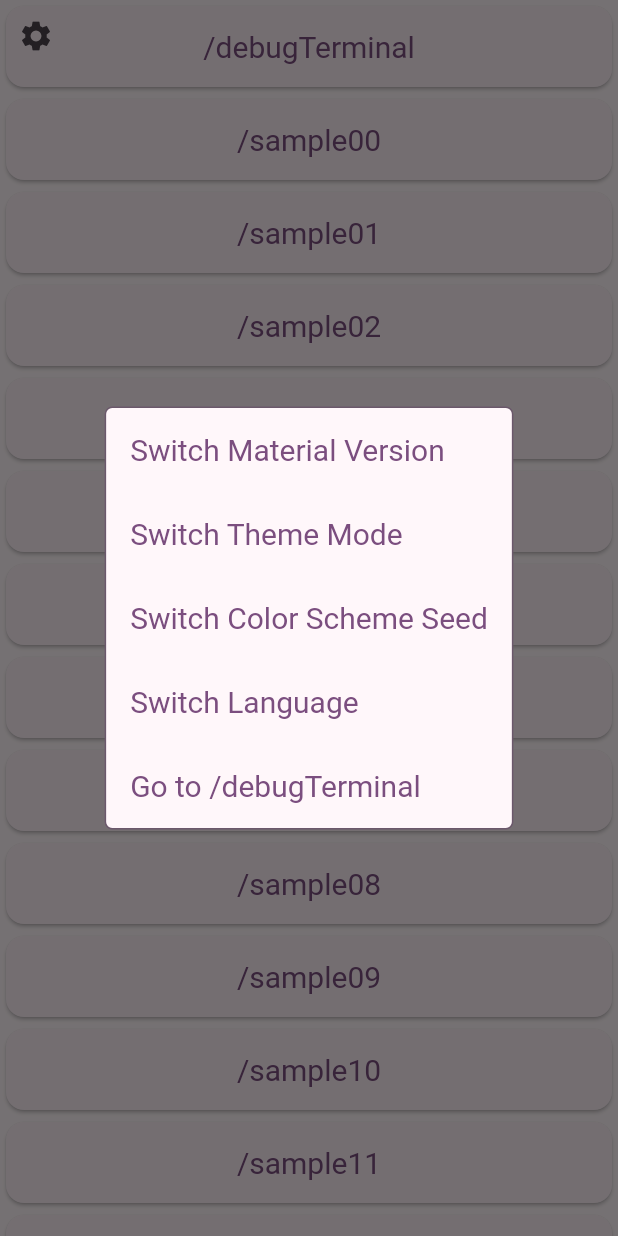
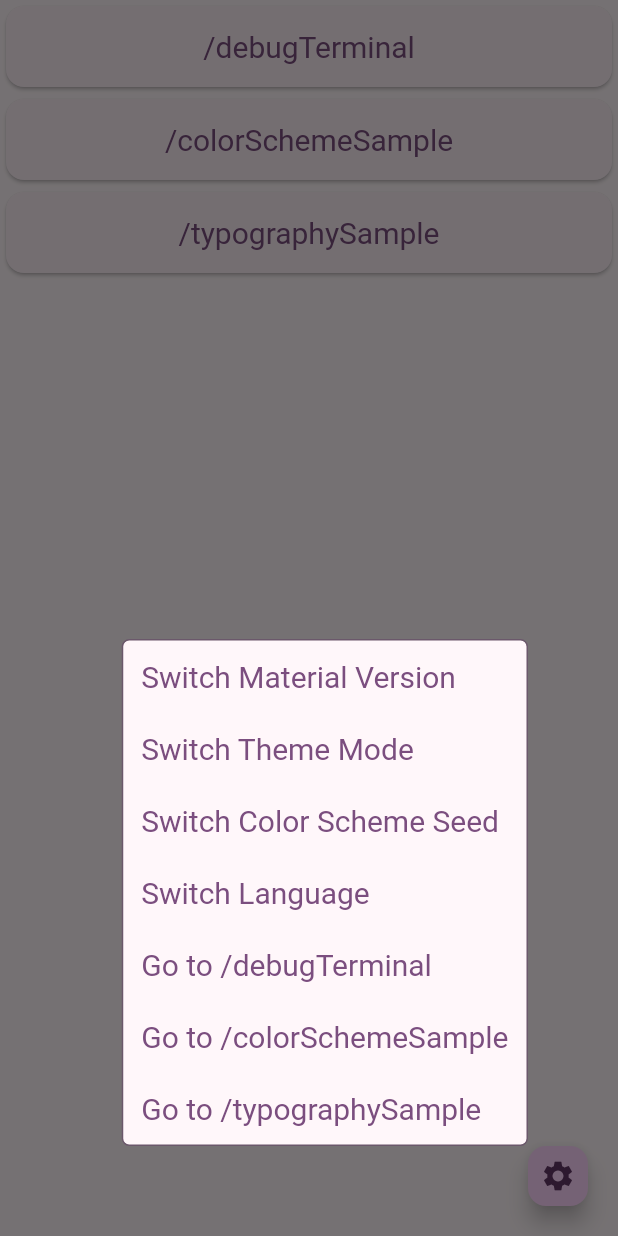
Before and after one commit to R-Usui/flutter-project-template, a Flutter app: the screen it shows after launch, after a tap on the "settings" icon, on a phone screen of 412 x 824 dp. Run offline on Flutter 3.47's test engine with Material 3 defaults, Android fonts, the phone set to English and light mode, and no system bars; our stand-ins replace go_router; Roboto replaces fonts that are missing (MPLUSRounded1c).

Commit message:
A: Typograpy & color sample

```diff
--- a/lib/main.dart
+++ b/lib/main.dart
@@ -9,6 +9,7 @@ import 'package:flutter_proj_template/localize/localized_string.dart';
 import 'package:flutter_proj_template/provider.dart';
 
 void main() {
+  // setupWindow();
   runApp(const MyApp());
 }
 
--- a/lib/route/pages.dart
+++ b/lib/route/pages.dart
@@ -3,53 +3,21 @@ import 'package:flutter/material.dart';
 import 'package:go_router/go_router.dart';
 
 import 'package:flutter_proj_template/ui/debug/terminal_page.dart';
+import 'package:flutter_proj_template/ui/debug/color_scheme_sample_page.dart';
+import 'package:flutter_proj_template/ui/debug/typography_sample_page.dart';
 
 class Pages {
   static final debugTerminal =
       _Page("/debugTerminal", const DebugTerminalPage());
-  static final sample00 = _Page("/sample00", const Placeholder());
-  static final sample01 = _Page("/sample01", const Placeholder());
-  static final sample02 = _Page("/sample02", const Placeholder());
-  static final sample03 = _Page("/sample03", const Placeholder());
-  static final sample04 = _Page("/sample04", const Placeholder());
-  static final sample05 = _Page("/sample05", const Placeholder());
-  static final sample06 = _Page("/sample06", const Placeholder());
-  static final sample07 = _Page("/sample07", const Placeholder());
-  static final sample08 = _Page("/sample08", const Placeholder());
-  static final sample09 = _Page("/sample09", const Placeholder());
-  static final sample10 = _Page("/sample10", const Placeholder());
-  static final sample11 = _Page("/sample11", const Placeholder());
-  static final sample12 = _Page("/sample12", const Placeholder());
-  static final sample13 = _Page("/sample13", const Placeholder());
-  static final sample14 = _Page("/sample14", const Placeholder());
-  static final sample15 = _Page("/sample15", const Placeholder());
-  static final sample16 = _Page("/sample16", const Placeholder());
-  static final sample17 = _Page("/sample17", const Placeholder());
-  static final sample18 = _Page("/sample18", const Placeholder());
-  static final sample19 = _Page("/sample19", const Placeholder());
+  static final colorSchemeSample =
+      _Page("/colorSchemeSample", const ColorSchemeSamplePage());
+  static final typographySample =
+      _Page("/typographySample", const TypographySamplePage());
 
   static final values = [
     debugTerminal,
-    sample00,
-    sample01,
-    sample02,
-    sample03,
-    sample04,
-    sample05,
-    sample06,
-    sample07,
-    sample08,
-    sample09,
-    sample10,
-    sample11,
-    sample12,
-    sample13,
-    sample14,
-    sample15,
-    sample16,
-    sample17,
-    sample18,
-    sample19,
+    colorSchemeSample,
+    typographySample,
   ];
 }
 
--- a/lib/route/route.dart
+++ b/lib/route/route.dart
@@ -12,21 +12,15 @@ final router = GoRouter(
     ShellRoute(
       builder: (context, state, child) {
         return Scaffold(
-            body: Stack(
-              children: [
-                child,
-                if (Config.showDebugWindow)
-                  const Align(
-                    alignment: Alignment.topLeft,
-                    child: DebugWindowOpenButton(),
-                  ),
-              ],
-            ),
+          floatingActionButton:
+              Config.showDebugWindow ? const DebugWindowOpenButton() : null,
+          body: child,
         );
       },
       routes: [
         for (var page in Pages.values)
           GoRoute(path: page.path, builder: page.builder),
-        ]),
+      ],
+    ),
   ],
 );
--- a/lib/theme/theme.dart
+++ b/lib/theme/theme.dart
@@ -1,5 +1,5 @@
 import 'package:flutter/material.dart';
-import 'package:flutter_proj_template/theme/page_transition_builder.dart';
+import 'package:flutter_proj_template/theme/vertical_page_transition_builder.dart';
 
 // import 'package:provider/provider.dart';
 
@@ -17,11 +17,6 @@ class ThemeNotifier extends ChangeNotifier {
         ),
       ),
     );
-
-    // ====================================================
-    // Text
-
-    _textTheme = const TextTheme().apply(fontSizeFactor: 2.0);
   }
 
   // ====================================================
@@ -74,11 +69,6 @@ class ThemeNotifier extends ChangeNotifier {
   final List<String> _fontFamilyFallback = ["Roboto"];
 
   // ====================================================
-  // Text
-
-  late TextTheme _textTheme;
-
-  // ====================================================
   // Text Button
 
   late TextButtonThemeData _textButtonTheme;
@@ -103,7 +93,6 @@ class ThemeNotifier extends ChangeNotifier {
         colorScheme: _lightColorScheme,
         fontFamily: _fontFamily,
         fontFamilyFallback: _fontFamilyFallback,
-        textTheme: _textTheme,
         textButtonTheme: _textButtonTheme,
         pageTransitionsTheme: _pageTransitionsTheme,
       );
@@ -113,7 +102,6 @@ class ThemeNotifier extends ChangeNotifier {
         colorScheme: _darkColorScheme,
         fontFamily: _fontFamily,
         fontFamilyFallback: _fontFamilyFallback,
-        textTheme: _textTheme,
         textButtonTheme: _textButtonTheme,
         pageTransitionsTheme: _pageTransitionsTheme,
       );
--- a/lib/ui/debug/window.dart
+++ b/lib/ui/debug/window.dart
@@ -14,17 +14,13 @@ class DebugWindowOpenButton extends StatelessWidget {
 
   @override
   Widget build(BuildContext context) {
-    return Column(
-      mainAxisSize: MainAxisSize.min,
-      crossAxisAlignment: CrossAxisAlignment.start,
-      children: [
-        IconButton(
+    return FloatingActionButton(
       onPressed: () {
         showDialog(context: context, builder: (_) => const _DebugWindow());
       },
-          icon: const Icon(Icons.settings),
-        ),
-      ],
+      tooltip: "Open Debug Window",
+      mini: true,
+      child: const Icon(Icons.settings),
     );
   }
 }
@@ -34,9 +30,10 @@ class _DebugWindow extends StatelessWidget {
 
   @override
   Widget build(BuildContext context) {
-    return Center(
+    return Align(
+      alignment: Alignment.bottomRight,
       child: Padding(
-        padding: const EdgeInsets.all(8.0),
+        padding: const EdgeInsets.all(60.0),
         child: Container(
           decoration: BoxDecoration(
             color: Theme.of(context).colorScheme.surface,
@@ -45,22 +42,17 @@ class _DebugWindow extends StatelessWidget {
             ),
             border: Border.all(color: Theme.of(context).colorScheme.secondary),
           ),
-          child: SingleChildScrollView(
+          child: const SingleChildScrollView(
             child: Column(
               mainAxisSize: MainAxisSize.min,
               crossAxisAlignment: CrossAxisAlignment.start,
-              children: const [
+              children: [
                 _MaterialVersionSettingButton(),
                 _ThemeModeSettingButton(),
                 _SwitchColorSchemeSeedButton(),
                 _LanguageSettingButton(),
-                _GoToTerminalPageButton(),
-              ]
-                  .map((e) => Padding(
-                        padding: const EdgeInsets.all(4.0),
-                        child: e,
-                      ))
-                  .toList(),
+                _GoToPageButtons(),
+              ],
             ),
           ),
         ),
@@ -160,8 +152,8 @@ class _LanguageSettingButton extends StatelessWidget {
 //=========================================================
 //Widget to go to terminal page
 
-class _GoToTerminalPageButton extends StatelessWidget {
-  const _GoToTerminalPageButton();
+class _GoToPageButtons extends StatelessWidget {
+  const _GoToPageButtons();
 
   @override
   Widget build(BuildContext context) {
@@ -169,13 +161,21 @@ class _GoToTerminalPageButton extends StatelessWidget {
       mainAxisSize: MainAxisSize.min,
       crossAxisAlignment: CrossAxisAlignment.start,
       children: [
-        TextButton(
+        Pages.debugTerminal,
+        Pages.colorSchemeSample,
+        Pages.typographySample,
+      ]
+          .map(
+            (page) => TextButton(
               onPressed: () {
-            context.push(Pages.debugTerminal.path);
+                context.push(page.path);
               },
-          child: Text(_LocalizedStrings.goToTerminal.of(context)),
+              child: Text(
+                _LocalizedStrings.goTo(page.path).of(context),
               ),
-      ],
+            ),
+          )
+          .toList(),
     );
   }
 }
@@ -215,11 +215,11 @@ class _LocalizedStrings {
     },
   );
 
-  static var goToTerminal = LocalizedString(
-    "Go to ${Pages.debugTerminal.path}",
+  static LocalizedString goTo(String path) => LocalizedString(
+        "Go to $path",
         {
-      Language.japanese: "${Pages.debugTerminal.path} へ行く",
-      Language.kana: "${Pages.debugTerminal.path} へ いく",
+          Language.japanese: "$path へ行く",
+          Language.kana: "$path へ いく",
         },
       );
 }
--- a/pubspec.yaml
+++ b/pubspec.yaml
@@ -4,7 +4,7 @@ publish_to: 'none'
 version: 0.1.0
 
 environment:
-  sdk: '>=3.4.3 <4.0.0'
+  sdk: '>=3.0.0 <4.0.0'
 
 dependencies:
   flutter:
@@ -12,10 +12,11 @@ dependencies:
   provider:
   go_router:
 
+
 dev_dependencies:
   flutter_test:
     sdk: flutter
-  flutter_lints: ^3.0.0
+  flutter_lints:
 
 flutter:
   uses-material-design: true
```
Also changed, not shown: lib/ui/debug/color_scheme_sample_page.dart (added, +280 -0 lines), lib/ui/debug/typography_sample_page.dart (added, +66 -0 lines), lib/theme/vertical_page_transition_builder.dart (renamed from lib/theme/page_transition_builder.dart), pubspec.lock. Lines whose indentation alone changed are shown as unchanged.
